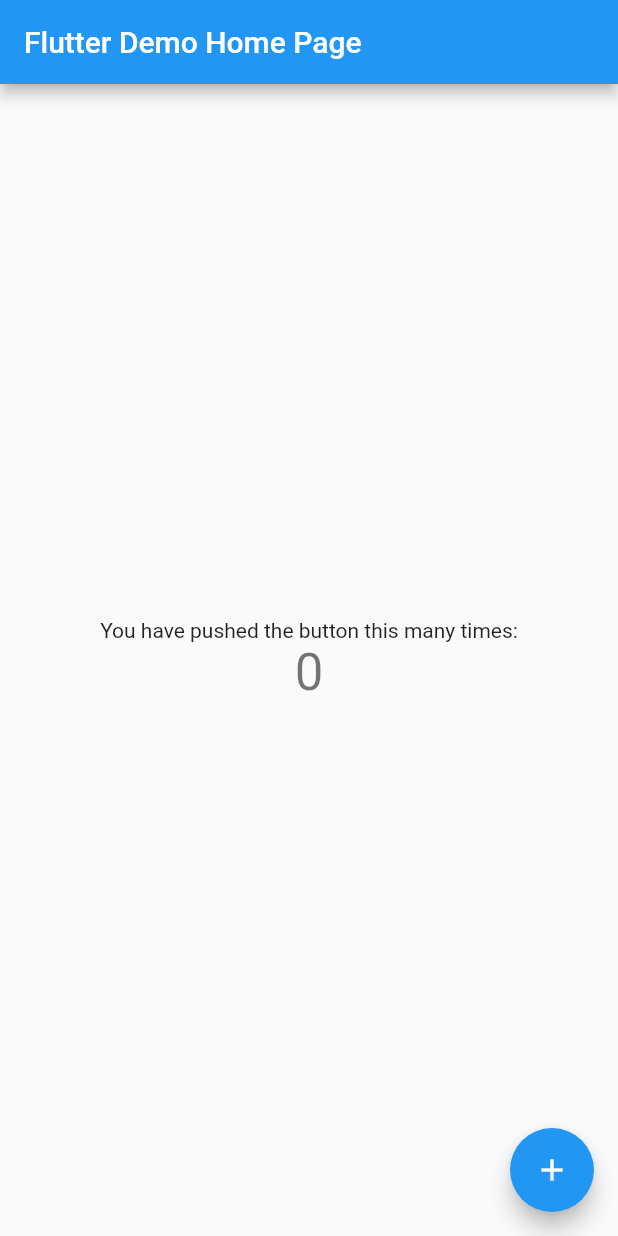
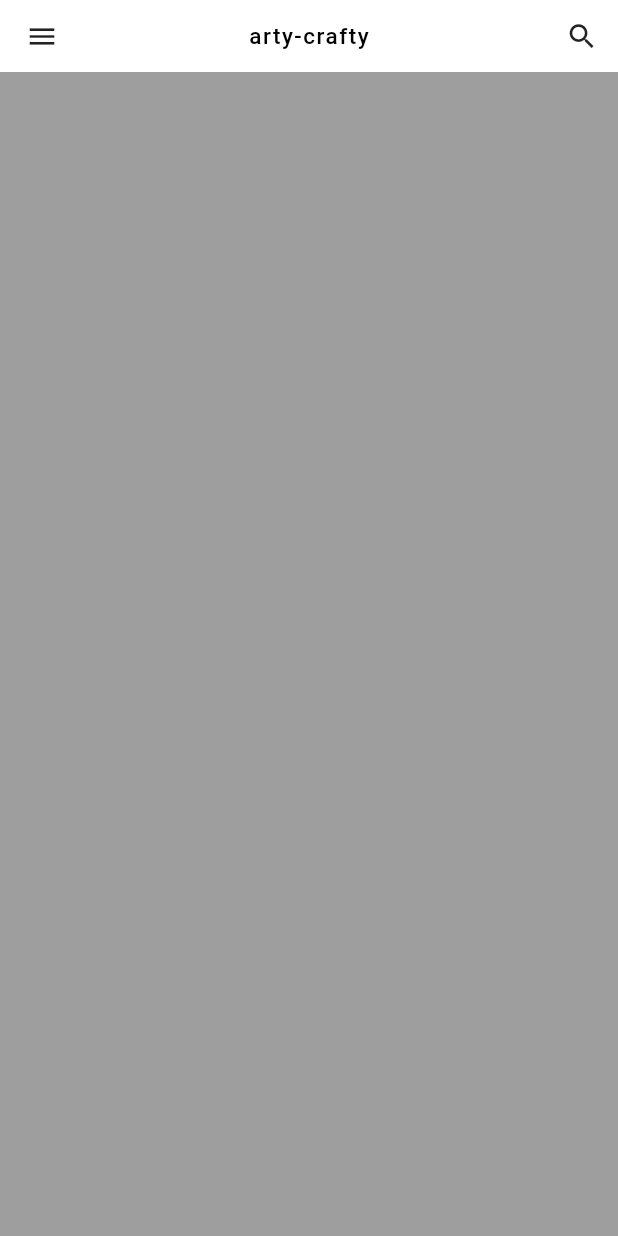
Before and after one commit to SergiShramchenko/arty-crafty, a Flutter app: the screen it shows after launch, on a phone screen of 412 x 824 dp. Run offline on Flutter 3.47's test engine with Material 2 defaults, Android fonts, the phone set to English and light mode, and no system bars.

Commit message:
Add "home_screen" widget

```diff
--- a/lib/main.dart
+++ b/lib/main.dart
@@ -1,111 +1,14 @@
 import 'package:flutter/material.dart';
+import 'package:arty_crafty/screens/home_screen.dart';
 
 void main() => runApp(MyApp());
 
 class MyApp extends StatelessWidget {
-  // This widget is the root of your application.
   @override
   Widget build(BuildContext context) {
     return MaterialApp(
-      title: 'Flutter Demo',
-      theme: ThemeData(
-        // This is the theme of your application.
-        //
-        // Try running your application with "flutter run". You'll see the
-        // application has a blue toolbar. Then, without quitting the app, try
-        // changing the primarySwatch below to Colors.green and then invoke
-        // "hot reload" (press "r" in the console where you ran "flutter run",
-        // or simply save your changes to "hot reload" in a Flutter IDE).
-        // Notice that the counter didn't reset back to zero; the application
-        // is not restarted.
-        primarySwatch: Colors.blue,
-      ),
-      home: MyHomePage(title: 'Flutter Demo Home Page'),
+      debugShowCheckedModeBanner: false,
+      home: HomeScreen(),
     );
   }
 }
-
-class MyHomePage extends StatefulWidget {
-  MyHomePage({Key key, this.title}) : super(key: key);
-
-  // This widget is the home page of your application. It is stateful, meaning
-  // that it has a State object (defined below) that contains fields that affect
-  // how it looks.
-
-  // This class is the configuration for the state. It holds the values (in this
-  // case the title) provided by the parent (in this case the App widget) and
-  // used by the build method of the State. Fields in a Widget subclass are
-  // always marked "final".
-
-  final String title;
-
-  @override
-  _MyHomePageState createState() => _MyHomePageState();
-}
-
-class _MyHomePageState extends State<MyHomePage> {
-  int _counter = 0;
-
-  void _incrementCounter() {
-    setState(() {
-      // This call to setState tells the Flutter framework that something has
-      // changed in this State, which causes it to rerun the build method below
-      // so that the display can reflect the updated values. If we changed
-      // _counter without calling setState(), then the build method would not be
-      // called again, and so nothing would appear to happen.
-      _counter++;
-    });
-  }
-
-  @override
-  Widget build(BuildContext context) {
-    // This method is rerun every time setState is called, for instance as done
-    // by the _incrementCounter method above.
-    //
-    // The Flutter framework has been optimized to make rerunning build methods
-    // fast, so that you can just rebuild anything that needs updating rather
-    // than having to individually change instances of widgets.
-    return Scaffold(
-      appBar: AppBar(
-        // Here we take the value from the MyHomePage object that was created by
-        // the App.build method, and use it to set our appbar title.
-        title: Text(widget.title),
-      ),
-      body: Center(
-        // Center is a layout widget. It takes a single child and positions it
-        // in the middle of the parent.
-        child: Column(
-          // Column is also a layout widget. It takes a list of children and
-          // arranges them vertically. By default, it sizes itself to fit its
-          // children horizontally, and tries to be as tall as its parent.
-          //
-          // Invoke "debug painting" (press "p" in the console, choose the
-          // "Toggle Debug Paint" action from the Flutter Inspector in Android
-          // Studio, or the "Toggle Debug Paint" command in Visual Studio Code)
-          // to see the wireframe for each widget.
-          //
-          // Column has various properties to control how it sizes itself and
-          // how it positions its children. Here we use mainAxisAlignment to
-          // center the children vertically; the main axis here is the vertical
-          // axis because Columns are vertical (the cross axis would be
-          // horizontal).
-          mainAxisAlignment: MainAxisAlignment.center,
-          children: <Widget>[
-            Text(
-              'You have pushed the button this many times:',
-            ),
-            Text(
-              '$_counter',
-              style: Theme.of(context).textTheme.display1,
-            ),
-          ],
-        ),
-      ),
-      floatingActionButton: FloatingActionButton(
-        onPressed: _incrementCounter,
-        tooltip: 'Increment',
-        child: Icon(Icons.add),
-      ), // This trailing comma makes auto-formatting nicer for build methods.
-    );
-  }
-}
--- /dev/null
+++ b/lib/screens/home_screen.dart
@@ -0,0 +1,54 @@
+import 'package:flutter/material.dart';
+
+class HomeScreen extends StatefulWidget {
+  @override
+  _HomeScreenState createState() => _HomeScreenState();
+}
+
+class _HomeScreenState extends State<HomeScreen> {
+  @override
+  Widget build(BuildContext context) {
+    return Scaffold(
+        backgroundColor: Colors.white,
+        appBar: PreferredSize(
+          preferredSize: Size.fromHeight(48.0),
+          child: AppBar(
+            centerTitle: true,
+            backgroundColor: Colors.white,
+            leading: IconButton(
+              icon: Icon(Icons.menu),
+              iconSize: 22.0,
+              color: Colors.black87,
+              onPressed: () {},
+            ),
+            title: Text(
+              'arty-crafty',
+              style: TextStyle(
+                  fontSize: 15.0,
+                  fontWeight: FontWeight.w500,
+                  letterSpacing: 1,
+                  color: Colors.black),
+            ),
+            elevation: 0.0,
+            actions: <Widget>[
+              IconButton(
+                icon: Icon(Icons.search),
+                iconSize: 22.0,
+                color: Colors.black87,
+                onPressed: () {},
+              )
+            ],
+          ),
+        ),
+        body: Column(
+          children: <Widget>[
+            Expanded(
+              child: Container(
+                height: 300.0,
+                color: Colors.grey,
+              ),
+            ),
+          ],
+        ));
+  }
+}
```
